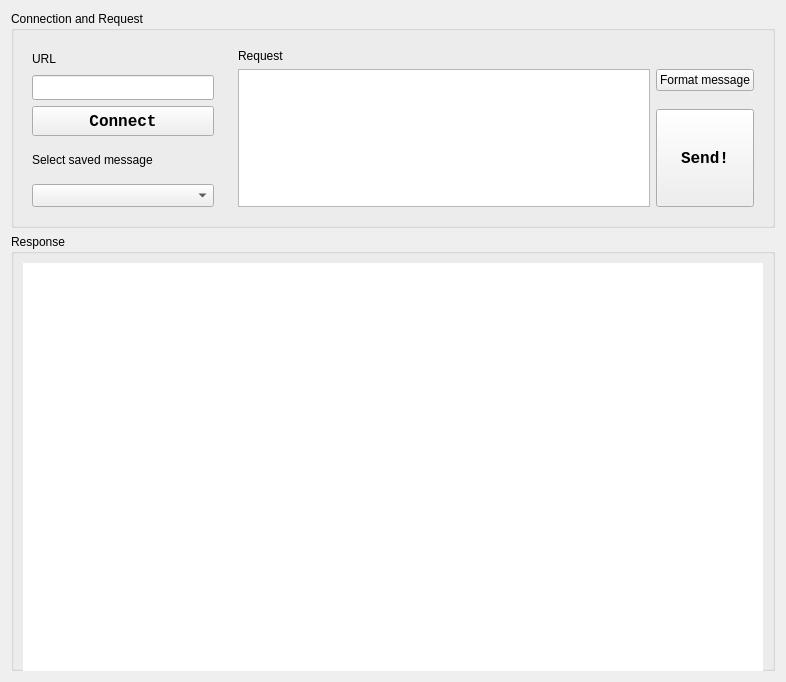
Old version of the form src/CustomTabWidget.ui in the repository junioramilson/json-websocket-client.
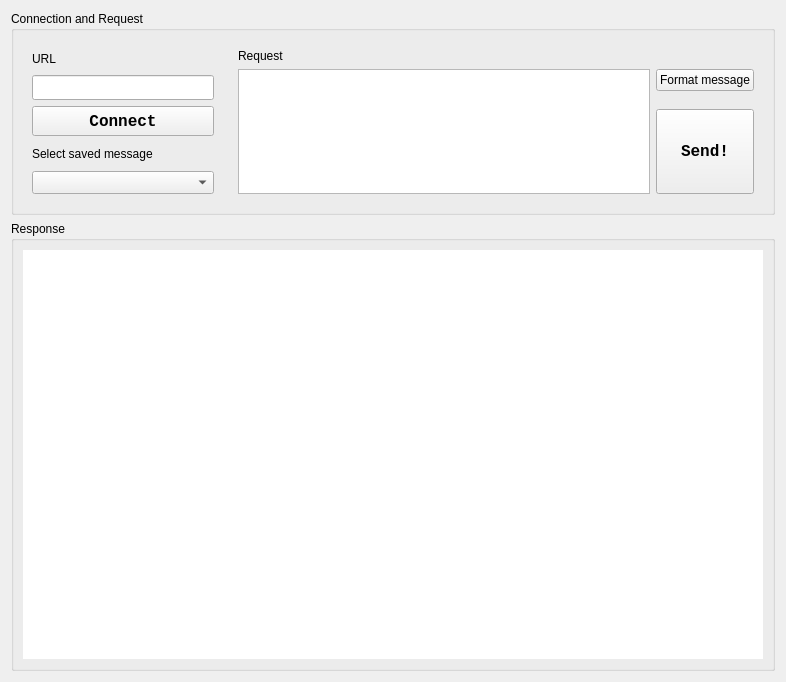
New version of the form.

The edit to the form file:
```diff
--- a/src/CustomTabWidget.ui
+++ b/src/CustomTabWidget.ui
@@ -178,6 +178,15 @@
              <pointsize>9</pointsize>
             </font>
            </property>
+           <property name="horizontalScrollBarPolicy">
+            <enum>Qt::ScrollBarAsNeeded</enum>
+           </property>
+           <property name="sizeAdjustPolicy">
+            <enum>QAbstractScrollArea::AdjustToContents</enum>
+           </property>
+           <property name="lineWrapMode">
+            <enum>QPlainTextEdit::WidgetWidth</enum>
+           </property>
           </widget>
          </item>
          <item row="1" column="1">
@@ -231,7 +240,7 @@
      <property name="minimumSize">
       <size>
        <width>500</width>
-       <height>325</height>
+       <height>450</height>
       </size>
      </property>
      <property name="font">
@@ -250,7 +259,7 @@
         <property name="minimumSize">
          <size>
           <width>0</width>
-          <height>450</height>
+          <height>350</height>
          </size>
         </property>
         <property name="font">
```
